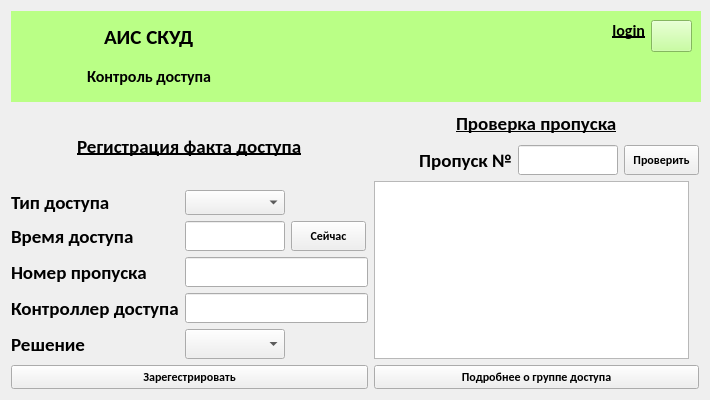
Old version of the form app/acms/controllerwindow.ui in the repository MK-IBM-WWS/ACMS.
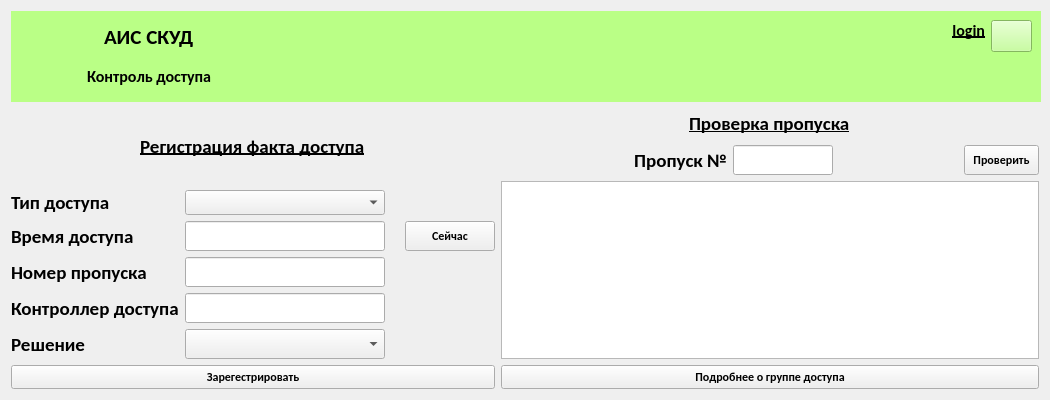
New version of the form. Icons and pictures are not drawn.

The edit to the form file:
```diff
--- a/app/acms/controllerwindow.ui
+++ b/app/acms/controllerwindow.ui
@@ -6,19 +6,19 @@
    <rect>
     <x>0</x>
     <y>0</y>
-    <width>710</width>
+    <width>1050</width>
     <height>400</height>
    </rect>
   </property>
   <property name="minimumSize">
    <size>
-    <width>710</width>
+    <width>1050</width>
     <height>400</height>
    </size>
   </property>
   <property name="maximumSize">
    <size>
-    <width>710</width>
+    <width>1050</width>
     <height>400</height>
    </size>
   </property>
@@ -34,13 +34,13 @@
     <widget class="QFrame" name="frame">
      <property name="minimumSize">
       <size>
-       <width>690</width>
+       <width>1030</width>
        <height>91</height>
       </size>
      </property>
      <property name="maximumSize">
       <size>
-       <width>690</width>
+       <width>1030</width>
        <height>91</height>
       </size>
      </property>
@@ -236,13 +236,13 @@
           <widget class="QComboBox" name="cbaccesstype">
            <property name="minimumSize">
             <size>
-             <width>100</width>
+             <width>200</width>
              <height>0</height>
             </size>
            </property>
            <property name="maximumSize">
             <size>
-             <width>100</width>
+             <width>200</width>
              <height>30</height>
             </size>
            </property>
@@ -265,17 +265,17 @@
          </item>
          <item row="1" column="1">
           <layout class="QHBoxLayout" name="horizontalLayout_3">
-           <item>
+           <item alignment="Qt::AlignmentFlag::AlignLeft">
             <widget class="QLineEdit" name="letime">
              <property name="minimumSize">
               <size>
-               <width>100</width>
+               <width>200</width>
                <height>30</height>
               </size>
              </property>
              <property name="maximumSize">
               <size>
-               <width>100</width>
+               <width>200</width>
                <height>30</height>
               </size>
              </property>
@@ -285,13 +285,13 @@
             <widget class="QPushButton" name="lenow">
              <property name="minimumSize">
               <size>
-               <width>75</width>
+               <width>90</width>
                <height>30</height>
               </size>
              </property>
              <property name="maximumSize">
               <size>
-               <width>75</width>
+               <width>90</width>
                <height>30</height>
               </size>
              </property>
@@ -327,13 +327,13 @@
           <widget class="QLineEdit" name="lepass">
            <property name="minimumSize">
             <size>
-             <width>183</width>
+             <width>200</width>
              <height>30</height>
             </size>
            </property>
            <property name="maximumSize">
             <size>
-             <width>183</width>
+             <width>200</width>
              <height>30</height>
             </size>
            </property>
@@ -358,13 +358,13 @@
           <widget class="QLineEdit" name="lecontrol">
            <property name="minimumSize">
             <size>
-             <width>183</width>
+             <width>200</width>
              <height>30</height>
             </size>
            </property>
            <property name="maximumSize">
             <size>
-             <width>183</width>
+             <width>200</width>
              <height>30</height>
             </size>
            </property>
@@ -389,13 +389,13 @@
           <widget class="QComboBox" name="cbsolution">
            <property name="minimumSize">
             <size>
-             <width>100</width>
+             <width>200</width>
              <height>30</height>
             </size>
            </property>
            <property name="maximumSize">
             <size>
-             <width>100</width>
+             <width>200</width>
              <height>30</height>
             </size>
            </property>
@@ -437,7 +437,7 @@
        </item>
        <item>
         <layout class="QHBoxLayout" name="horizontalLayout_4">
-         <item>
+         <item alignment="Qt::AlignmentFlag::AlignRight">
           <widget class="QLabel" name="label_11">
            <property name="font">
             <font>
@@ -455,7 +455,7 @@
            </property>
           </widget>
          </item>
-         <item>
+         <item alignment="Qt::AlignmentFlag::AlignLeft">
           <widget class="QLineEdit" name="lecheckpass">
            <property name="minimumSize">
             <size>
@@ -502,13 +502,13 @@
         <widget class="QTableWidget" name="twgroups">
          <property name="minimumSize">
           <size>
-           <width>315</width>
-           <height>20</height>
+           <width>538</width>
+           <height>178</height>
           </size>
          </property>
          <property name="maximumSize">
           <size>
-           <width>315</width>
+           <width>538</width>
            <height>178</height>
           </size>
          </property>
```
